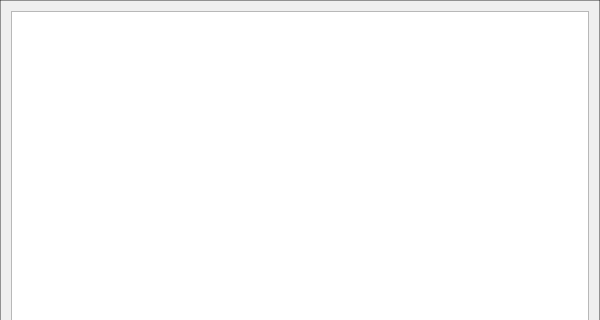
Above: MovieImageDialog.ui from Komet/MediaElch before the change; both pictures show x 0 to 600 and y 0 to 320 of the 600 by 600 pixel window. Below: the same form after it.
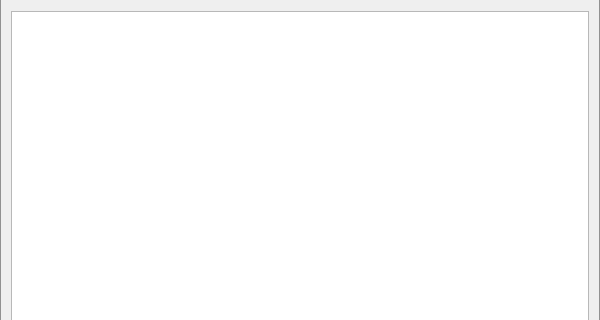
That is the form after the change. Icons and pictures are not drawn.

What changed in the file:
```diff
--- a/MovieImageDialog.ui
+++ b/MovieImageDialog.ui
@@ -20,6 +20,7 @@
    <string notr="true">#MovieImageDialog {
 	background-image: url(:/img/pattern_dark.png);
 	border: 1px solid rgba(0, 0, 0, 100);
+	border-top: none;
 }</string>
   </property>
   <property name="modal">
```
